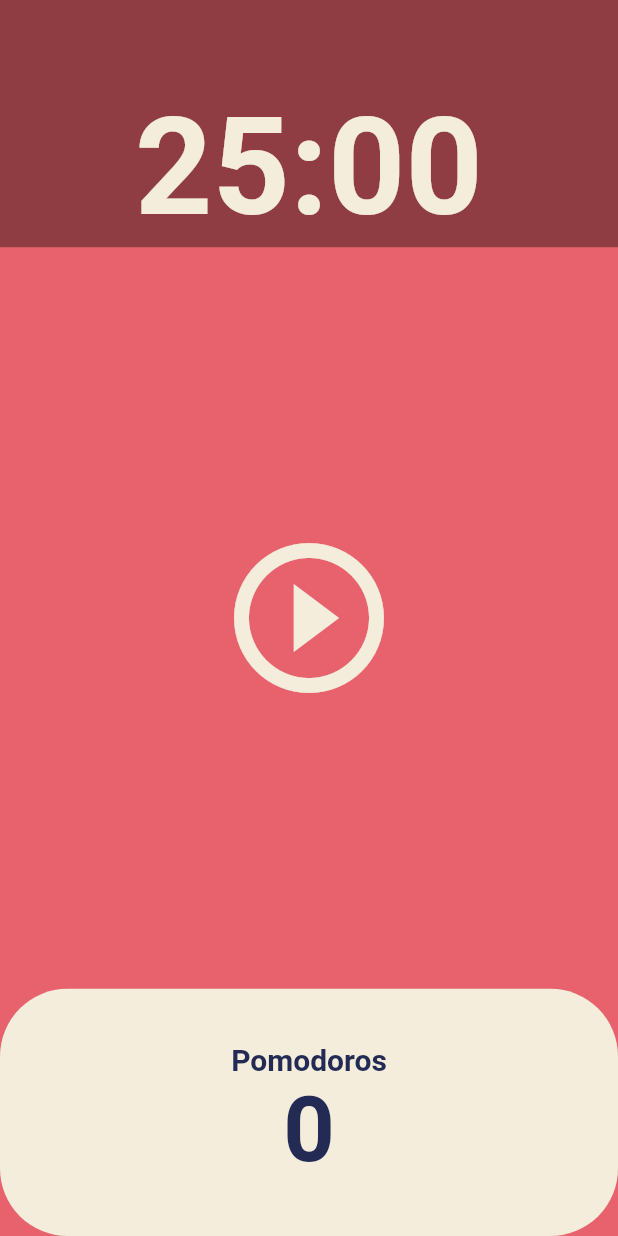
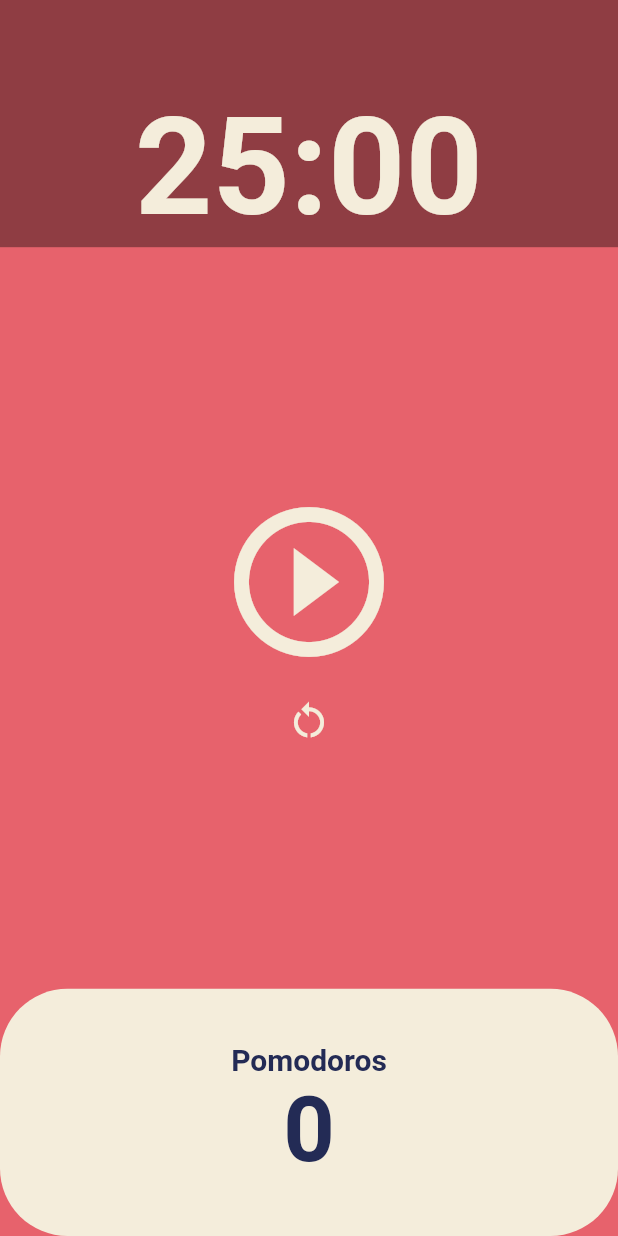
Before and after one commit to jonsoku-dev/flutter-webtoon, a Flutter app: the screen it shows after launch, on a phone screen of 412 x 824 dp. Run offline on Flutter 3.47's test engine with Material 2 defaults, Android fonts, the phone set to English and light mode, and no system bars.

Commit message:
feat(pomodoros): onReset button and project Finish

```diff
--- a/lib/screens/home_screen.dart
+++ b/lib/screens/home_screen.dart
@@ -49,6 +49,14 @@ class _HomeScreenState extends State<HomeScreen> {
     });
   }
 
+  void onResetPressed() {
+    timer.cancel();
+    setState(() {
+      isRunning = false;
+      totalSeconds = twentyFiveMinutes;
+    });
+  }
+
   String format(int seconds) {
     var duration = Duration(seconds: seconds);
     return duration.toString().split(".").first.substring(2, 7);
@@ -85,7 +93,10 @@ class _HomeScreenState extends State<HomeScreen> {
           ),
           Flexible(
             flex: 3,
-            child: Center(
+            child: Column(
+              mainAxisAlignment: MainAxisAlignment.center,
+              children: [
+                Center(
                   child: IconButton(
                     iconSize: 120,
                     color: Theme.of(context).cardColor,
@@ -96,6 +107,16 @@ class _HomeScreenState extends State<HomeScreen> {
                           : Icons.play_circle_outline_outlined,
                     ),
                   ),
+                ),
+                Center(
+                  child: IconButton(
+                    iconSize: 30,
+                    color: Theme.of(context).cardColor,
+                    onPressed: onResetPressed,
+                    icon: const Icon(Icons.restart_alt),
+                  ),
+                ),
+              ],
             ),
           ),
           Flexible(
```
Lines whose indentation alone changed are shown as unchanged.
